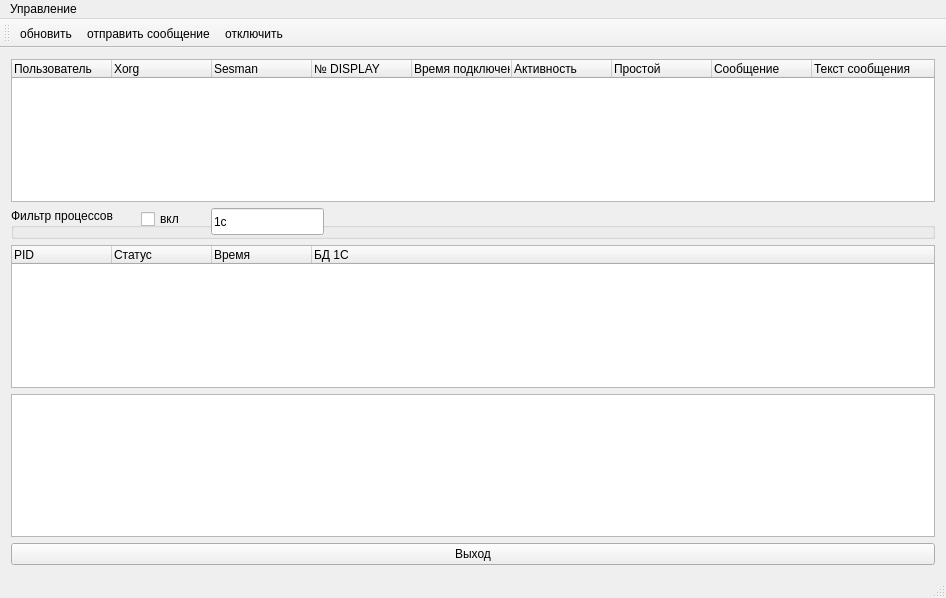
This is mainwindow.ui in VDimson/XAdmin as Qt 5 draws it before an edit. The edited form follows.
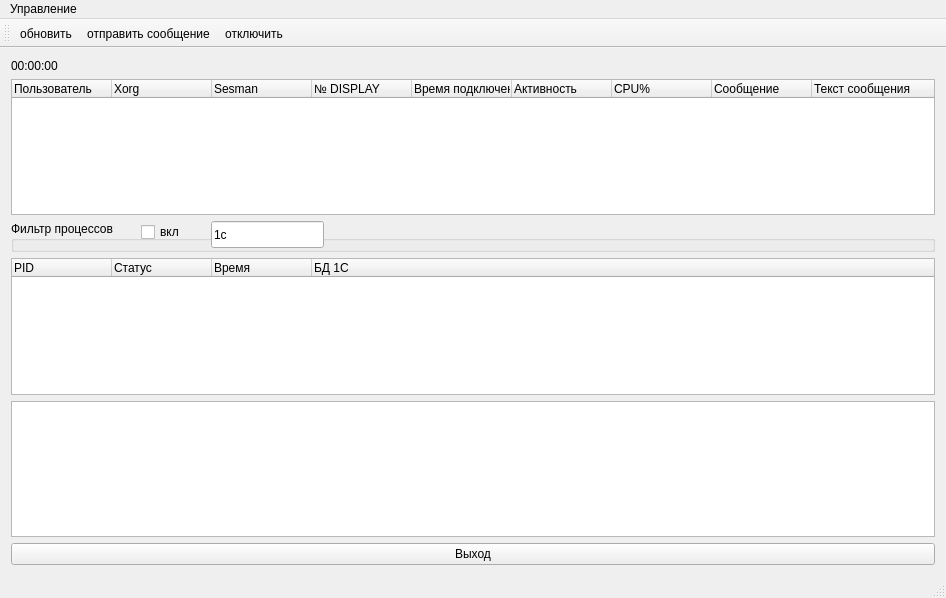
This is the edited form. Icons and pictures are not drawn.

```diff
--- a/mainwindow.ui
+++ b/mainwindow.ui
@@ -56,7 +56,7 @@
       </column>
       <column>
        <property name="text">
-        <string>Простой</string>
+        <string>CPU%</string>
        </property>
       </column>
       <column>
@@ -145,6 +145,13 @@
       </column>
      </widget>
     </item>
+    <item row="0" column="0">
+     <widget class="QLabel" name="label_time">
+      <property name="text">
+       <string>00:00:00</string>
+      </property>
+     </widget>
+    </item>
    </layout>
   </widget>
   <widget class="QMenuBar" name="menuBar">
```
